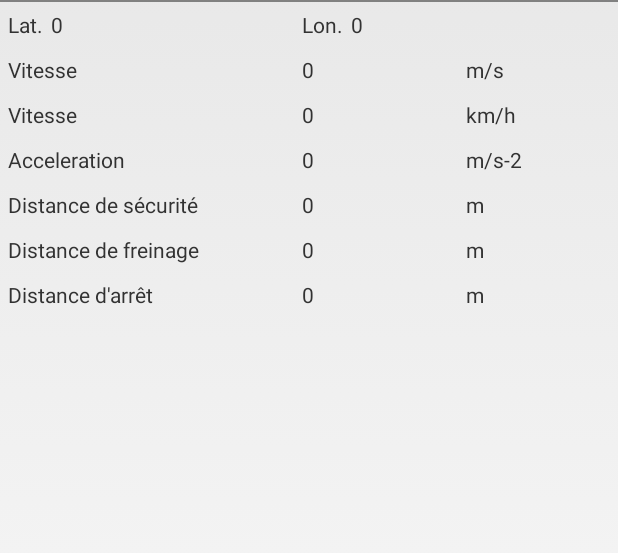
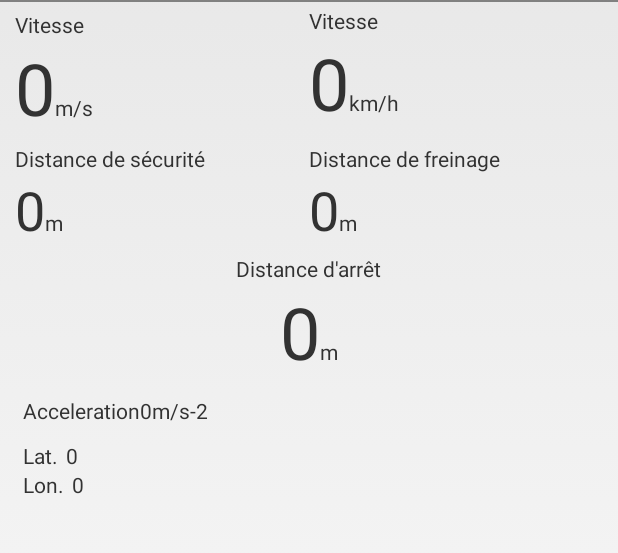
Before and after one commit to VilainMamuth/securoute, an Android app: the screen it shows after launch (SecurouteActivity), on a phone screen of 412 x 824 dp, the part 36-589 px from its top. Run offline under Robolectric (Android 15) with nearby library versions, the phone set to English and light mode, and no system bars.

Commit message:
Léger réarrangement du layout

```diff
--- a/Galilee/src/main/java/fr/asgardit/securoute/SecurouteActivity.java
+++ b/Galilee/src/main/java/fr/asgardit/securoute/SecurouteActivity.java
@@ -169,13 +169,13 @@ public class SecurouteActivity extends Activity {
     		//mMaxAccel.setText(frm.format(maxAccel));
     	}
 
-    	/*if (event.sensor.getType() == Sensor.TYPE_LINEAR_ACCELERATION) {
+    	if (event.sensor.getType() == Sensor.TYPE_LINEAR_ACCELERATION) {
         	float x = event.values[0];
         	float y = event.values[1];
         	float z = event.values[2];
 
-        	mAccel.setText(frm.format(z));
-		}*/
+        	//mAccel.setText(frm.format(z));
+		}
     }
 
 
--- a/Galilee/src/main/res/layout/main.xml
+++ b/Galilee/src/main/res/layout/main.xml
@@ -1,16 +1,220 @@
 <?xml version="1.0" encoding="utf-8"?>
-    <TableLayout xmlns:android="http://schemas.android.com/apk/res/android"
+    <LinearLayout xmlns:android="http://schemas.android.com/apk/res/android"
      xmlns:tools="http://schemas.android.com/tools"
         android:layout_width="match_parent"
         android:layout_height="wrap_content"
-        android:stretchColumns="0,1,2"
-        tools:context=".SecurouteActivity" >
+        tools:context=".SecurouteActivity"
+    android:orientation="vertical"
+    android:showDividers="middle"
+    android:paddingLeft="10dp"
+    android:paddingRight="10dp">
 
-        <TableRow
-            android:id="@+id/tableRow1"
+    <LinearLayout
+        android:orientation="horizontal"
+        android:layout_width="fill_parent"
+        android:layout_height="wrap_content"
+        android:baselineAligned="true"
+        android:layout_marginTop="5dp"
+        android:layout_marginBottom="5dp">
+
+        <LinearLayout
+            android:orientation="vertical"
+            android:layout_width="fill_parent"
+            android:layout_height="fill_parent"
+            android:layout_weight="1">
+
+            <TextView
+                android:layout_width="wrap_content"
+                android:layout_height="wrap_content"
+                android:text="@string/speed" />
+
+            <LinearLayout
+                android:orientation="horizontal"
+                android:layout_width="fill_parent"
+                android:layout_height="fill_parent">
+
+                <TextView
+                    android:id="@+id/speedm"
+                    android:layout_width="wrap_content"
+                    android:layout_height="wrap_content"
+                    android:text="@string/zero"
+                    android:textSize="48dp" />
+
+                <TextView
+                    android:layout_width="wrap_content"
+                    android:layout_height="wrap_content"
+                    android:text="@string/mps" />
+            </LinearLayout>
+        </LinearLayout>
+
+        <LinearLayout
+            android:orientation="vertical"
+            android:layout_width="fill_parent"
+            android:layout_height="fill_parent"
+            android:layout_weight="1">
+
+            <TextView
+                android:layout_width="wrap_content"
+                android:layout_height="wrap_content"
+                android:includeFontPadding="false"
+                android:text="@string/speed" />
+
+            <LinearLayout
+                android:orientation="horizontal"
+                android:layout_width="fill_parent"
+                android:layout_height="fill_parent">
+
+                <TextView
+                        android:id="@+id/speedk"
+                        android:layout_width="wrap_content"
+                        android:layout_height="wrap_content"
+                        android:text="@string/zero"
+                    android:textSize="48dp" />
+
+                <TextView
+                        android:layout_width="wrap_content"
+                        android:layout_height="wrap_content"
+                        android:text="@string/kmh" />
+            </LinearLayout>
+
+        </LinearLayout>
+    </LinearLayout>
+
+    <LinearLayout
+        android:orientation="horizontal"
+        android:layout_width="fill_parent"
+        android:layout_height="wrap_content"
+        android:baselineAligned="true"
+        android:id="@+id/linearLayout">
+
+        <LinearLayout
+            android:orientation="vertical"
+            android:layout_width="fill_parent"
+            android:layout_height="fill_parent"
+            android:layout_weight="1" >
+
+            <TextView
+                android:layout_width="wrap_content"
+                android:layout_height="wrap_content"
+                android:text="@string/distance_securite" />
+
+            <LinearLayout
+                android:orientation="horizontal"
+                android:layout_width="fill_parent"
+                android:layout_height="fill_parent" >
+
+                <TextView
+                    android:id="@+id/distsec"
+                    android:layout_width="wrap_content"
+                    android:layout_height="wrap_content"
+                    android:text="@string/zero"
+                    android:textSize="36sp" />
+
+                <TextView
+                    android:layout_width="wrap_content"
+                    android:layout_height="wrap_content"
+                    android:text="@string/m" />
+
+            </LinearLayout>
+        </LinearLayout>
+
+        <LinearLayout
+            android:orientation="vertical"
+            android:layout_width="fill_parent"
+            android:layout_height="fill_parent"
+            android:layout_weight="1" >
+
+            <TextView
+                android:layout_width="wrap_content"
+                android:layout_height="wrap_content"
+                android:text="@string/distance_freinage" />
+
+            <LinearLayout
+                android:orientation="horizontal"
+                android:layout_width="fill_parent"
+                android:layout_height="fill_parent" >
+
+                <TextView
+                        android:id="@+id/distfrein"
+                        android:layout_width="wrap_content"
+                        android:layout_height="wrap_content"
+                        android:text="@string/zero"
+                    android:textSize="36dp" />
+
+                <TextView
+                        android:layout_width="wrap_content"
+                        android:layout_height="wrap_content"
+                        android:text="@string/m" />
+
+            </LinearLayout>
+        </LinearLayout>
+    </LinearLayout>
+
+    <LinearLayout
+        android:orientation="vertical"
+        android:layout_width="fill_parent"
+        android:layout_height="fill_parent"
+        android:gravity="center_horizontal"
+        android:layout_marginTop="5dp"
+        android:layout_marginBottom="5dp">
+
+        <TextView
             android:layout_width="wrap_content"
             android:layout_height="wrap_content"
+            android:text="@string/distance_arret" />
+
+        <LinearLayout
+            android:orientation="horizontal"
+            android:layout_width="fill_parent"
+            android:layout_height="fill_parent"
+            android:gravity="center_horizontal">
+
+            <TextView
+                android:id="@+id/distarret"
+                android:layout_width="wrap_content"
+                android:layout_height="wrap_content"
+                android:text="@string/zero"
+                android:textSize="48dp" />
+
+            <TextView
+                android:layout_width="wrap_content"
+                android:layout_height="wrap_content"
+                android:text="@string/m" />
+        </LinearLayout>
+
+    </LinearLayout>
+
+    <LinearLayout
+            android:id="@+id/tableRow3"
+            android:layout_width="match_parent"
+            android:layout_height="wrap_content"
             android:padding="5dp" >
+
+            <TextView
+                android:layout_width="wrap_content"
+                android:layout_height="wrap_content"
+                android:text="@string/acceleration" />
+
+            <TextView
+                android:id="@+id/accel"
+                android:layout_width="wrap_content"
+                android:layout_height="wrap_content"
+                android:text="@string/zero" />
+
+            <TextView
+                android:layout_width="wrap_content"
+                android:layout_height="wrap_content"
+                android:text="@string/mps2" />
+
+        </LinearLayout>
+
+
+    <LinearLayout
+            android:id="@+id/tableRow1"
+            android:layout_width="match_parent"
+            android:layout_height="wrap_content"
+            android:padding="5dp"
+        android:orientation="vertical">
 
                     <LinearLayout
                         android:layout_width="wrap_content"
@@ -49,147 +253,6 @@
 
                     </LinearLayout>
 
-</TableRow>
+    </LinearLayout>
 
-        <TableRow
-            android:id="@+id/tableRow2"
-            android:layout_width="wrap_content"
-            android:layout_height="wrap_content"
-            android:padding="5dp" >
-
-            <TextView
-                android:layout_width="wrap_content"
-                android:layout_height="wrap_content"
-                android:text="@string/speed" />
-
-            <TextView
-                android:id="@+id/speedm"
-                android:layout_width="wrap_content"
-                android:layout_height="wrap_content"
-                android:text="@string/zero" />
-
-            <TextView
-                android:layout_width="wrap_content"
-                android:layout_height="wrap_content"
-                android:text="@string/mps" />
-
-        </TableRow>
-        <TableRow
-            android:id="@+id/tableRow4"
-            android:layout_width="wrap_content"
-            android:layout_height="wrap_content"
-            android:padding="5dp" >
-
-            <TextView
-                android:layout_width="wrap_content"
-                android:layout_height="wrap_content"
-                android:includeFontPadding="false"
-                android:text="@string/speed" />
-
-            <TextView
-                android:id="@+id/speedk"
-                android:layout_width="wrap_content"
-                android:layout_height="wrap_content"
-                android:text="@string/zero" />
-
-            <TextView
-                android:layout_width="wrap_content"
-                android:layout_height="wrap_content"
-                android:text="@string/kmh" />
-        </TableRow>
-
-        <TableRow
-            android:id="@+id/tableRow3"
-            android:layout_width="wrap_content"
-            android:layout_height="wrap_content"
-            android:padding="5dp" >
-
-            <TextView
-                android:layout_width="wrap_content"
-                android:layout_height="wrap_content"
-                android:text="@string/acceleration" />
-
-            <TextView
-                android:id="@+id/accel"
-                android:layout_width="wrap_content"
-                android:layout_height="wrap_content"
-                android:text="@string/zero" />
-
-            <TextView
-                android:layout_width="wrap_content"
-                android:layout_height="wrap_content"
-                android:text="@string/mps2" />
-
-        </TableRow>
-
-
-        <TableRow
-            android:id="@+id/tableRow5"
-            android:layout_width="wrap_content"
-            android:layout_height="wrap_content"
-            android:padding="5dp" >
-
-            <TextView
-                android:layout_width="wrap_content"
-                android:layout_height="wrap_content"
-                android:text="@string/distance_securite" />
-
-            <TextView
-                android:id="@+id/distsec"
-                android:layout_width="wrap_content"
-                android:layout_height="wrap_content"
-                android:text="@string/zero" />
-
-            <TextView
-                android:layout_width="wrap_content"
-                android:layout_height="wrap_content"
-                android:text="@string/m" />
-        </TableRow>
-
-        <TableRow
-            android:id="@+id/tableRow6"
-            android:layout_width="wrap_content"
-            android:layout_height="wrap_content"
-            android:padding="5dp" >
-
-            <TextView
-                android:layout_width="wrap_content"
-                android:layout_height="wrap_content"
-                android:text="@string/distance_freinage" />
-
-            <TextView
-                android:id="@+id/distfrein"
-                android:layout_width="wrap_content"
-                android:layout_height="wrap_content"
-                android:text="@string/zero" />
-
-            <TextView
-                android:layout_width="wrap_content"
-                android:layout_height="wrap_content"
-                android:text="@string/m" />
-        </TableRow>
-
-        <TableRow
-            android:id="@+id/tableRow7"
-            android:layout_width="wrap_content"
-            android:layout_height="wrap_content"
-            android:padding="5dp" >
-
-            <TextView
-                android:layout_width="wrap_content"
-                android:layout_height="wrap_content"
-                android:text="@string/distance_arret" />
-
-            <TextView
-                android:id="@+id/distarret"
-                android:layout_width="wrap_content"
-                android:layout_height="wrap_content"
-                android:text="@string/zero" />
-
-            <TextView
-                android:layout_width="wrap_content"
-                android:layout_height="wrap_content"
-                android:text="@string/m" />
-        </TableRow>
-
-    </TableLayout>
+</LinearLayout>
```
